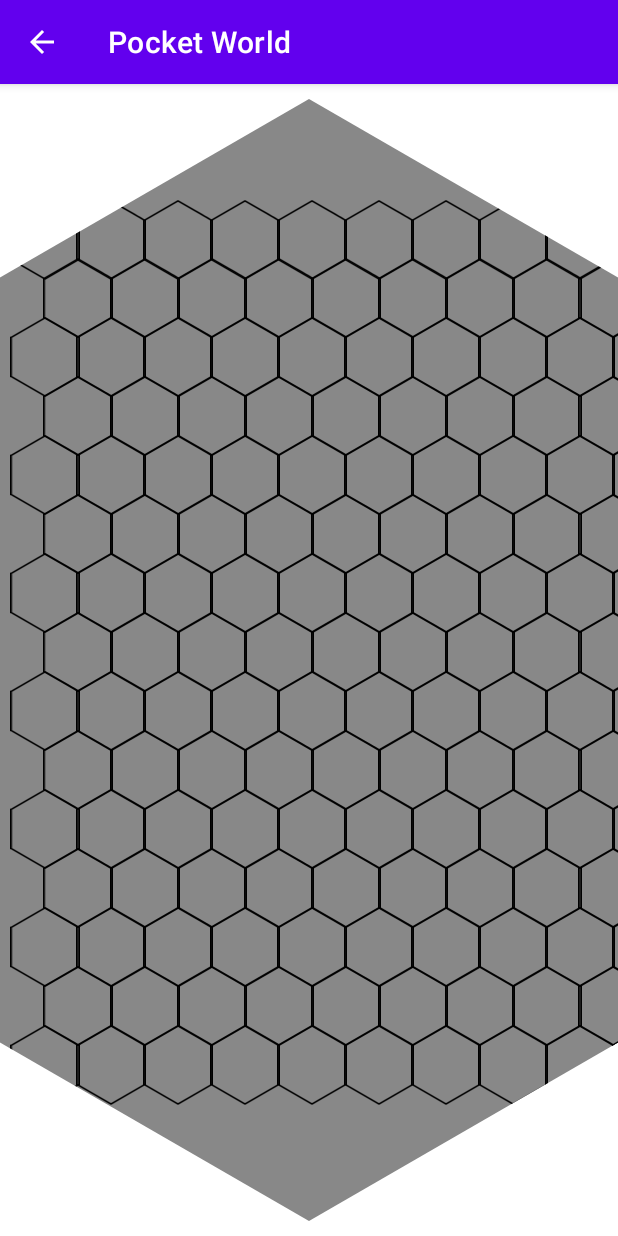
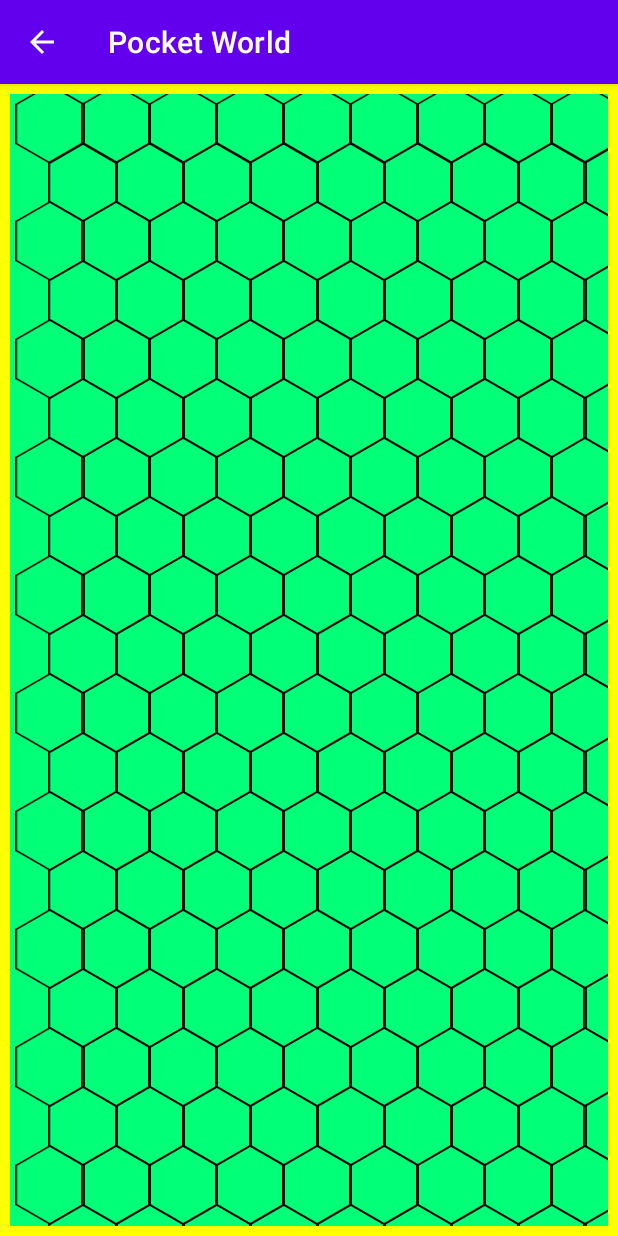
Before and after one commit to r-kozak/Pocket-World, an Android app: the DashboardActivity screen opened directly, with no data from a screen before it, on a phone screen of 412 x 824 dp. Run offline under Robolectric (Android 15) with nearby library versions, the phone set to English and light mode, and no system bars; 3 statements that could not run were skipped.

Commit message:
change hexagon map to rectangle

```diff
--- a/app/src/main/java/com/kozak/pw/presentation/dashboard/HexagonMaskView.kt
+++ b/app/src/main/java/com/kozak/pw/presentation/dashboard/HexagonMaskView.kt
@@ -63,27 +63,22 @@ class HexagonMaskView : GridLayout {
         val triangleHeight = (Math.sqrt(3.0) * radius / 2).toFloat()
         val centerX = width / 2
         val centerY = height / 2
-        hexagonPath!!.moveTo(centerX, centerY + radius)
-        hexagonPath!!.lineTo(centerX - triangleHeight, centerY + radius / 2)
-        hexagonPath!!.lineTo(centerX - triangleHeight, centerY - radius / 2)
-        hexagonPath!!.lineTo(centerX, centerY - radius)
-        hexagonPath!!.lineTo(centerX + triangleHeight, centerY - radius / 2)
-        hexagonPath!!.lineTo(centerX + triangleHeight, centerY + radius / 2)
-        hexagonPath!!.moveTo(centerX, centerY + radius)
+        hexagonPath!!.moveTo(0f + 10, 0f + 10)
+        hexagonPath!!.lineTo(width - 10, 0f + 10)
+        hexagonPath!!.lineTo(width - 10, height - 10)
+        hexagonPath!!.lineTo(0f + 10, height - 10)
         val radiusBorder = radius - 5
         val triangleBorderHeight = (Math.sqrt(3.0) * radiusBorder / 2).toFloat()
-        hexagonBorderPath!!.moveTo(centerX, centerY + radiusBorder)
-        hexagonBorderPath!!.lineTo(centerX - triangleBorderHeight, centerY + radiusBorder / 2)
-        hexagonBorderPath!!.lineTo(centerX - triangleBorderHeight, centerY - radiusBorder / 2)
-        hexagonBorderPath!!.lineTo(centerX, centerY - radiusBorder)
-        hexagonBorderPath!!.lineTo(centerX + triangleBorderHeight, centerY - radiusBorder / 2)
-        hexagonBorderPath!!.lineTo(centerX + triangleBorderHeight, centerY + radiusBorder / 2)
-        hexagonBorderPath!!.moveTo(centerX, centerY + radiusBorder)
+        hexagonBorderPath!!.moveTo(0f, 0f)
+        hexagonBorderPath!!.lineTo(width, 0f)
+        hexagonBorderPath!!.lineTo(width, height)
+        hexagonBorderPath!!.lineTo(0f, height)
+        // hexagonBorderPath!!.moveTo(0f, height)
         invalidate()
     }
 
     override fun onLayout(changed: Boolean, l: Int, t: Int, r: Int, b: Int) {
-        val mSize = 15
+        val mSize = 45
         Log.d("HEX", "board.onlayout called with size $mSize l: $l r: $r t: $t b: $b")
 
         //If the dimensions of the board haven't changed, a redraw isn't necessary. Just update the images of the views instead by calling invalidate().
@@ -107,7 +102,7 @@ class HexagonMaskView : GridLayout {
 
         //Code to calculate the offsets for horizontal and vertical centering (this is an option in the .xml file)
         //The GAME_TYPE_HEX creates a tilted rectangular board and GAME_TYPE_Y creates a triangular board.
-        var x_offset_row: Float = 5f
+        var x_offset_row: Float = 10f
         val mCenterHorizontal = 1
         when (mCenterHorizontal) {
             1 -> {
@@ -187,11 +182,11 @@ class HexagonMaskView : GridLayout {
     public override fun onDraw(c: Canvas) {
         super.onDraw(c)
         c.clipPath(hexagonBorderPath!!)
-        c.drawColor(Color.GRAY)
+        c.drawColor(Color.YELLOW)
         c.save()
         c.clipPath(hexagonPath!!)
-//        c.drawColor(maskColor)
-//        c.save()
+        c.drawColor(maskColor)
+        c.save()
     }
 
     // getting the view size and default radius
```
